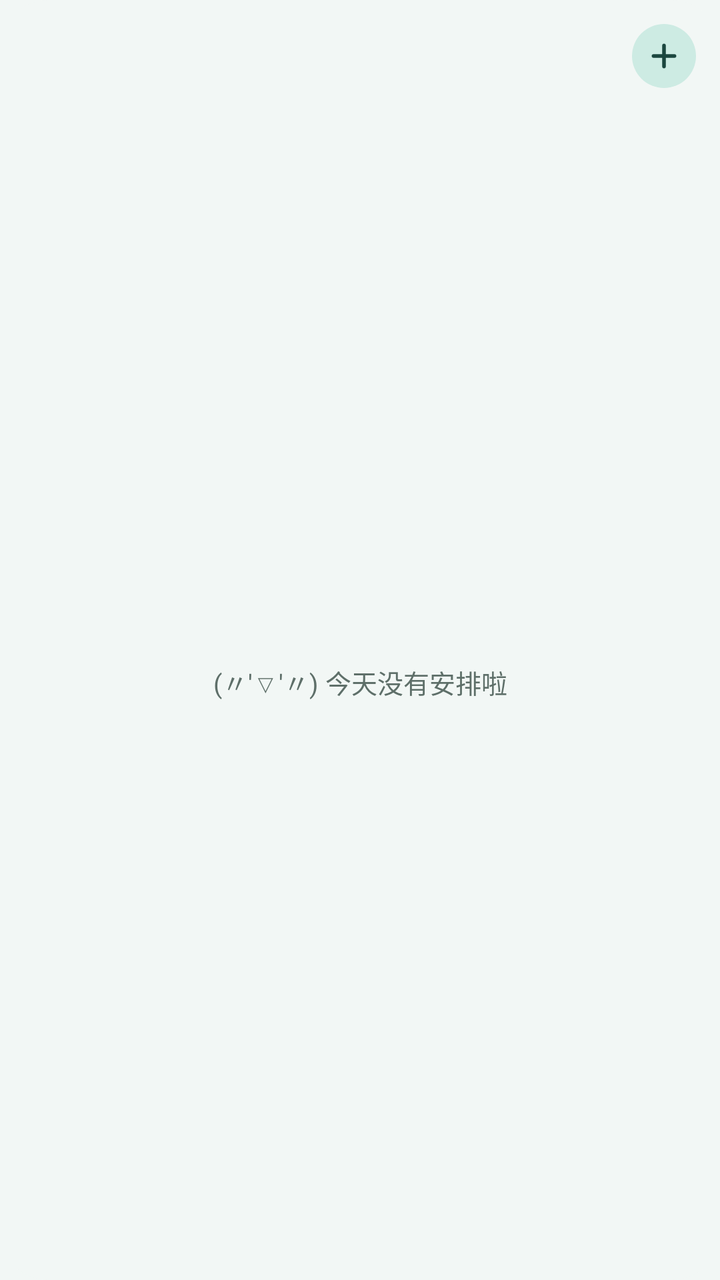
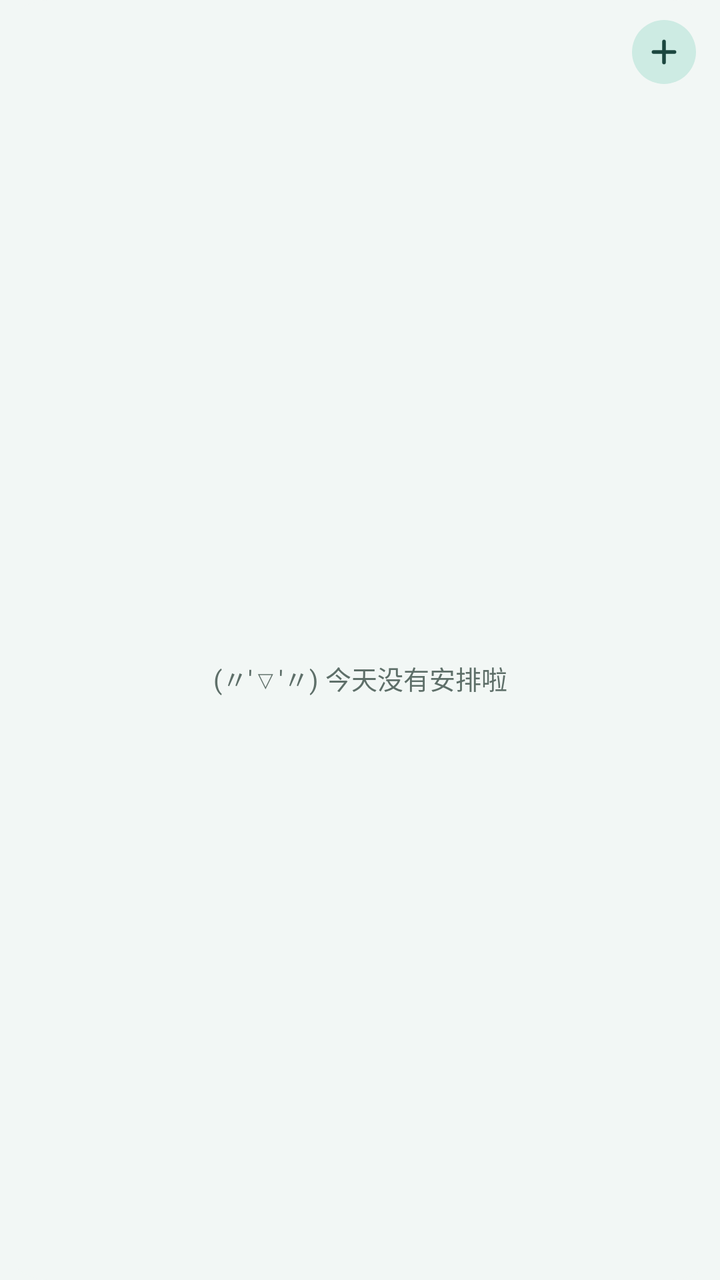

Two renders of the same Android screen: before a commit and after it. Below are the layout's source before the change and the commit's diff.
<!-- AndroidManifest.xml: application theme Theme.Goke -->
<!-- res/layout/widget_today.xml -->
<?xml version="1.0" encoding="utf-8"?>
<LinearLayout xmlns:android="http://schemas.android.com/apk/res/android"
    android:id="@+id/widget_root"
    android:layout_width="match_parent"
    android:layout_height="match_parent"
    android:background="@drawable/widget_bg"
    android:orientation="vertical"
    android:paddingBottom="8dp"
    android:paddingTop="12dp">

    <LinearLayout
        android:id="@+id/today_header"
        android:layout_width="match_parent"
        android:layout_height="wrap_content"
        android:gravity="center_vertical"
        android:orientation="horizontal"
        android:paddingBottom="6dp"
        android:paddingEnd="12dp"
        android:paddingStart="16dp">

        <LinearLayout
            android:layout_width="0dp"
            android:layout_height="wrap_content"
            android:layout_marginEnd="6dp"
            android:layout_weight="1"
            android:gravity="center_vertical"
            android:orientation="horizontal">

            <TextView
                android:id="@+id/widget_title"
                android:layout_width="wrap_content"
                android:layout_height="wrap_content"
                android:ellipsize="end"
                android:maxLines="1"
                android:textColor="@color/widget_text"
                android:textSize="15sp"
                android:textStyle="bold" />

            <TextView
                android:id="@+id/today_week_sep"
                android:layout_width="wrap_content"
                android:layout_height="wrap_content"
                android:layout_marginEnd="5dp"
                android:layout_marginStart="5dp"
                android:importantForAccessibility="no"
                android:text="·"
                android:textColor="@color/widget_muted"
                android:textSize="12sp"
                android:visibility="gone" />

            <TextView
                android:id="@+id/today_week"
                android:layout_width="wrap_content"
                android:layout_height="wrap_content"
                android:ellipsize="end"
                android:fontFeatureSettings="tnum"
                android:maxLines="1"
                android:textColor="@color/widget_muted"
                android:textSize="12sp"
                android:visibility="gone" />
        </LinearLayout>

        <ImageView
            android:id="@+id/today_add"
            android:layout_width="32dp"
            android:layout_height="32dp"
            android:background="@drawable/widget_pill_bg"
            android:contentDescription="@string/add"
            android:padding="7dp"
            android:scaleType="centerInside"
            android:src="@drawable/ic_widget_add" />
    </LinearLayout>

    <FrameLayout
        android:layout_width="match_parent"
        android:layout_height="0dp"
        android:layout_weight="1">

        <ListView
            android:id="@+id/today_list"
            android:layout_width="match_parent"
            android:layout_height="wrap_content"
            android:layout_marginEnd="10dp"
            android:layout_marginStart="10dp"
            android:clipToPadding="false"
            android:divider="@null"
            android:dividerHeight="4dp" />

        <TextView
            android:id="@+id/today_empty"
            android:layout_width="match_parent"
            android:layout_height="match_parent"
            android:gravity="center"
            android:padding="16dp"
            android:text="@string/widget_empty"
            android:textColor="@color/widget_muted"
            android:textSize="13sp" />
    </FrameLayout>
</LinearLayout>
<!-- resources referenced by this layout -->
<resources>
  <color name="widget_muted">#5E6F69</color>
  <color name="widget_text">#24312D</color>
  <!-- drawable ic_widget_add (drawable) -->
  <?xml version="1.0" encoding="utf-8"?>
  <vector xmlns:android="http://schemas.android.com/apk/res/android"
      android:width="18dp"
      android:height="18dp"
      android:viewportWidth="24"
      android:viewportHeight="24">
      <path
          android:fillColor="#00000000"
          android:pathData="M12,5L12,19M5,12L19,12"
          android:strokeColor="@color/widget_pill_fg"
          android:strokeLineCap="round"
          android:strokeWidth="2.4" />
  </vector>
  <!-- drawable widget_bg (drawable) -->
  <?xml version="1.0" encoding="utf-8"?>
  <shape xmlns:android="http://schemas.android.com/apk/res/android" android:shape="rectangle">
      <solid android:color="@color/widget_bg" />
      <corners android:radius="24dp" />
  </shape>
  <!-- drawable widget_pill_bg (drawable) -->
  <?xml version="1.0" encoding="utf-8"?>
  <shape xmlns:android="http://schemas.android.com/apk/res/android" android:shape="rectangle">
      <solid android:color="@color/widget_pill_bg" />
      <corners android:radius="999dp" />
  </shape>
  <string name="add">添加</string>
  <string name="widget_empty">(〃\'▽\'〃) 今天没有安排啦</string>
  <style name="Theme.Goke" parent="android:Theme.Material.Light.NoActionBar">
          <item name="android:windowBackground">@color/window_bg</item>
          <item name="android:statusBarColor">@android:color/transparent</item>
          <item name="android:navigationBarColor">@android:color/transparent</item>
      </style>
  <color name="widget_pill_fg">#1B473F</color>
  <color name="widget_bg">#F2F7F5</color>
  <color name="widget_pill_bg">#CDEBE3</color>
  <color name="window_bg">#F2F7F5</color>
</resources>

<!-- the commit's change to res/layout/widget_today.xml (unified diff, before → after) -->
@@ -6,7 +6,7 @@
     android:background="@drawable/widget_bg"
     android:orientation="vertical"
     android:paddingBottom="8dp"
-    android:paddingTop="12dp">
+    android:paddingTop="10dp">
 
     <LinearLayout
         android:id="@+id/today_header"
@@ -14,7 +14,7 @@
         android:layout_height="wrap_content"
         android:gravity="center_vertical"
         android:orientation="horizontal"
-        android:paddingBottom="6dp"
+        android:paddingBottom="4dp"
         android:paddingEnd="12dp"
         android:paddingStart="16dp">
 
@@ -84,7 +84,7 @@
             android:layout_marginStart="10dp"
             android:clipToPadding="false"
             android:divider="@null"
-            android:dividerHeight="4dp" />
+            android:dividerHeight="3dp" />
 
         <TextView
             android:id="@+id/today_empty"
